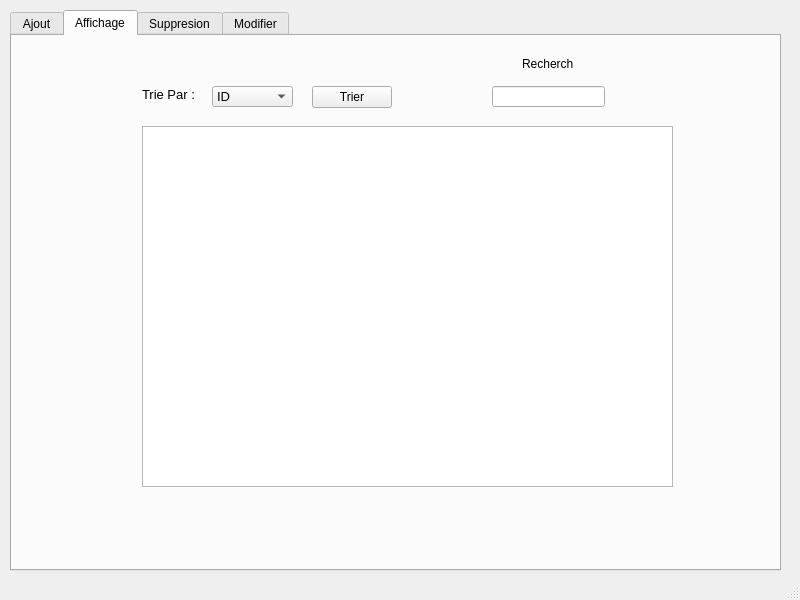
This is mainwindow.ui in lim-m24/ProjetC- as Qt 5 draws it before an edit. The edited form follows.
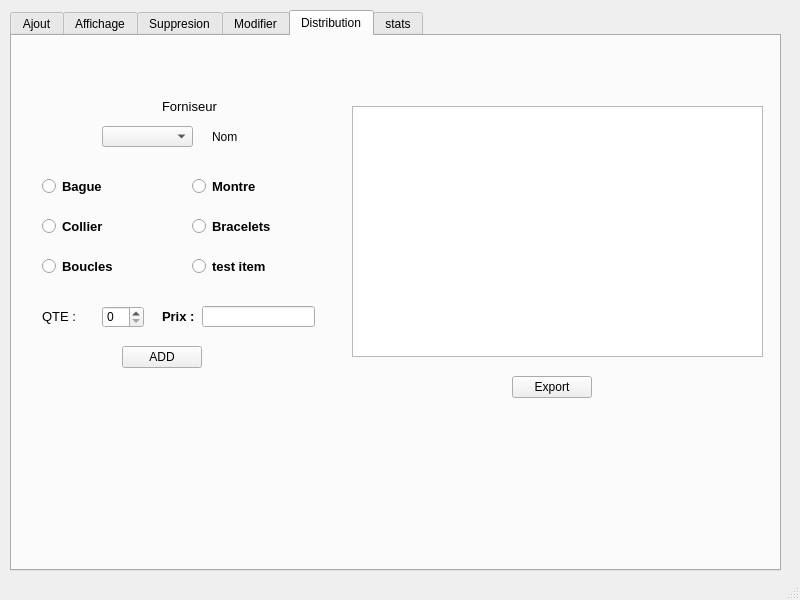
This is the edited form. The open tabs and pages were chosen to show the change. Icons and pictures are not drawn.

Commit message: metier stat

```diff
--- a/mainwindow.ui
+++ b/mainwindow.ui
@@ -427,6 +427,342 @@
       </property>
      </widget>
     </widget>
+    <widget class="QWidget" name="tab_4">
+     <attribute name="title">
+      <string>Distribution</string>
+     </attribute>
+     <widget class="QComboBox" name="combo_id">
+      <property name="geometry">
+       <rect>
+        <x>90</x>
+        <y>90</y>
+        <width>91</width>
+        <height>21</height>
+       </rect>
+      </property>
+     </widget>
+     <widget class="QLabel" name="labe_nom">
+      <property name="geometry">
+       <rect>
+        <x>200</x>
+        <y>90</y>
+        <width>51</width>
+        <height>21</height>
+       </rect>
+      </property>
+      <property name="text">
+       <string>Nom</string>
+      </property>
+     </widget>
+     <widget class="QRadioButton" name="radioButton">
+      <property name="geometry">
+       <rect>
+        <x>30</x>
+        <y>130</y>
+        <width>121</width>
+        <height>41</height>
+       </rect>
+      </property>
+      <property name="font">
+       <font>
+        <pointsize>10</pointsize>
+        <weight>75</weight>
+        <bold>true</bold>
+       </font>
+      </property>
+      <property name="text">
+       <string>Bague</string>
+      </property>
+      <property name="icon">
+       <iconset>
+        <normaloff>519.jpg</normaloff>519.jpg</iconset>
+      </property>
+      <property name="iconSize">
+       <size>
+        <width>50</width>
+        <height>50</height>
+       </size>
+      </property>
+     </widget>
+     <widget class="QLabel" name="label_14">
+      <property name="geometry">
+       <rect>
+        <x>30</x>
+        <y>270</y>
+        <width>51</width>
+        <height>21</height>
+       </rect>
+      </property>
+      <property name="font">
+       <font>
+        <pointsize>10</pointsize>
+       </font>
+      </property>
+      <property name="text">
+       <string>QTE :</string>
+      </property>
+     </widget>
+     <widget class="QRadioButton" name="radioButton_2">
+      <property name="geometry">
+       <rect>
+        <x>180</x>
+        <y>130</y>
+        <width>131</width>
+        <height>41</height>
+       </rect>
+      </property>
+      <property name="font">
+       <font>
+        <pointsize>10</pointsize>
+        <weight>75</weight>
+        <bold>true</bold>
+       </font>
+      </property>
+      <property name="text">
+       <string>Montre</string>
+      </property>
+      <property name="icon">
+       <iconset>
+        <normaloff>758351.jpg</normaloff>758351.jpg</iconset>
+      </property>
+      <property name="iconSize">
+       <size>
+        <width>50</width>
+        <height>50</height>
+       </size>
+      </property>
+     </widget>
+     <widget class="QRadioButton" name="radioButton_3">
+      <property name="geometry">
+       <rect>
+        <x>30</x>
+        <y>170</y>
+        <width>121</width>
+        <height>41</height>
+       </rect>
+      </property>
+      <property name="font">
+       <font>
+        <pointsize>10</pointsize>
+        <weight>75</weight>
+        <bold>true</bold>
+       </font>
+      </property>
+      <property name="text">
+       <string>Collier</string>
+      </property>
+      <property name="icon">
+       <iconset>
+        <normaloff>41506.jpg</normaloff>41506.jpg</iconset>
+      </property>
+      <property name="iconSize">
+       <size>
+        <width>50</width>
+        <height>50</height>
+       </size>
+      </property>
+     </widget>
+     <widget class="QRadioButton" name="radioButton_4">
+      <property name="geometry">
+       <rect>
+        <x>180</x>
+        <y>170</y>
+        <width>141</width>
+        <height>41</height>
+       </rect>
+      </property>
+      <property name="font">
+       <font>
+        <pointsize>10</pointsize>
+        <weight>75</weight>
+        <bold>true</bold>
+       </font>
+      </property>
+      <property name="text">
+       <string>Bracelets</string>
+      </property>
+      <property name="icon">
+       <iconset>
+        <normaloff>jewellery-bangle-background-with-place-text-banner-fashion-accessories.jpg</normaloff>jewellery-bangle-background-with-place-text-banner-fashion-accessories.jpg</iconset>
+      </property>
+      <property name="iconSize">
+       <size>
+        <width>50</width>
+        <height>50</height>
+       </size>
+      </property>
+     </widget>
+     <widget class="QRadioButton" name="radioButton_5">
+      <property name="geometry">
+       <rect>
+        <x>30</x>
+        <y>210</y>
+        <width>131</width>
+        <height>41</height>
+       </rect>
+      </property>
+      <property name="font">
+       <font>
+        <pointsize>10</pointsize>
+        <weight>75</weight>
+        <bold>true</bold>
+       </font>
+      </property>
+      <property name="text">
+       <string>Boucles</string>
+      </property>
+      <property name="icon">
+       <iconset>
+        <normaloff>Beautiful earring with green gem stone -1.jpg</normaloff>Beautiful earring with green gem stone -1.jpg</iconset>
+      </property>
+      <property name="iconSize">
+       <size>
+        <width>50</width>
+        <height>50</height>
+       </size>
+      </property>
+     </widget>
+     <widget class="QRadioButton" name="radioButton_6">
+      <property name="geometry">
+       <rect>
+        <x>180</x>
+        <y>210</y>
+        <width>141</width>
+        <height>41</height>
+       </rect>
+      </property>
+      <property name="font">
+       <font>
+        <pointsize>10</pointsize>
+        <weight>75</weight>
+        <bold>true</bold>
+       </font>
+      </property>
+      <property name="text">
+       <string>test item</string>
+      </property>
+      <property name="icon">
+       <iconset>
+        <normaloff>519.jpg</normaloff>519.jpg</iconset>
+      </property>
+      <property name="iconSize">
+       <size>
+        <width>50</width>
+        <height>50</height>
+       </size>
+      </property>
+     </widget>
+     <widget class="QLabel" name="label_15">
+      <property name="geometry">
+       <rect>
+        <x>150</x>
+        <y>60</y>
+        <width>61</width>
+        <height>21</height>
+       </rect>
+      </property>
+      <property name="font">
+       <font>
+        <pointsize>10</pointsize>
+       </font>
+      </property>
+      <property name="text">
+       <string>Forniseur</string>
+      </property>
+     </widget>
+     <widget class="QSpinBox" name="spinBox">
+      <property name="geometry">
+       <rect>
+        <x>90</x>
+        <y>270</y>
+        <width>42</width>
+        <height>22</height>
+       </rect>
+      </property>
+     </widget>
+     <widget class="QPushButton" name="pushButton_2">
+      <property name="geometry">
+       <rect>
+        <x>110</x>
+        <y>310</y>
+        <width>80</width>
+        <height>22</height>
+       </rect>
+      </property>
+      <property name="text">
+       <string>ADD</string>
+      </property>
+     </widget>
+     <widget class="QLabel" name="label_16">
+      <property name="geometry">
+       <rect>
+        <x>150</x>
+        <y>270</y>
+        <width>51</width>
+        <height>21</height>
+       </rect>
+      </property>
+      <property name="font">
+       <font>
+        <pointsize>10</pointsize>
+        <weight>75</weight>
+        <bold>true</bold>
+       </font>
+      </property>
+      <property name="text">
+       <string>Prix :</string>
+      </property>
+     </widget>
+     <widget class="QLineEdit" name="lineEdit_2">
+      <property name="geometry">
+       <rect>
+        <x>190</x>
+        <y>270</y>
+        <width>113</width>
+        <height>21</height>
+       </rect>
+      </property>
+     </widget>
+     <widget class="QTableView" name="tableView_2">
+      <property name="geometry">
+       <rect>
+        <x>340</x>
+        <y>70</y>
+        <width>411</width>
+        <height>251</height>
+       </rect>
+      </property>
+     </widget>
+     <widget class="QPushButton" name="pushButton_3">
+      <property name="geometry">
+       <rect>
+        <x>500</x>
+        <y>340</y>
+        <width>80</width>
+        <height>22</height>
+       </rect>
+      </property>
+      <property name="text">
+       <string>Export</string>
+      </property>
+     </widget>
+    </widget>
+    <widget class="QWidget" name="tab_5">
+     <attribute name="title">
+      <string>stats</string>
+     </attribute>
+     <widget class="QFrame" name="horizontalFrame">
+      <property name="geometry">
+       <rect>
+        <x>10</x>
+        <y>10</y>
+        <width>751</width>
+        <height>511</height>
+       </rect>
+      </property>
+      <layout class="QHBoxLayout" name="horizontalLayout"/>
+     </widget>
+    </widget>
    </widget>
   </widget>
   <widget class="QStatusBar" name="statusbar"/>
```
Left out of the diff: 2 changed lines with no effect on the pictures. The commit also changes 12 other files.
